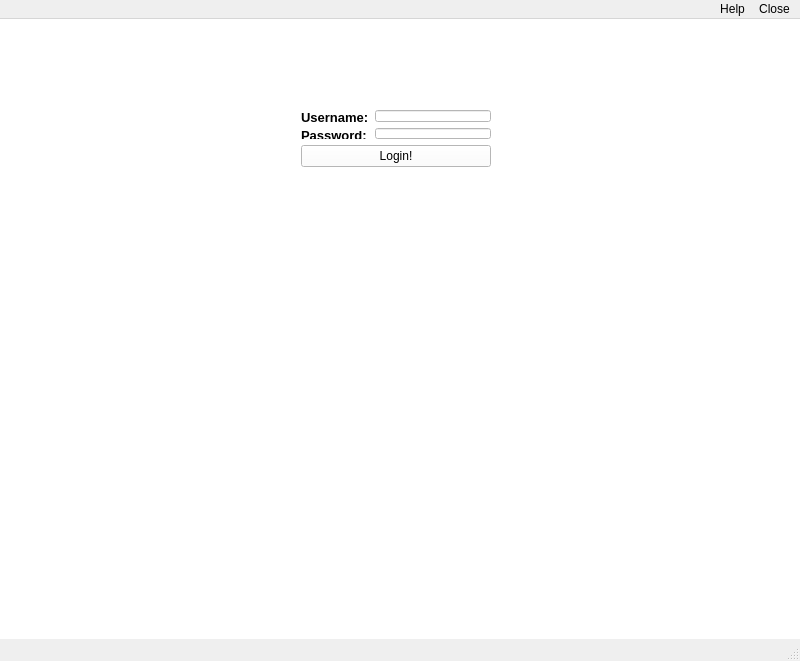
This is Project Code/AppleProject/mainwindow.ui in JRWu/DataAggregation as Qt 5 draws it before an edit. The edited form follows.
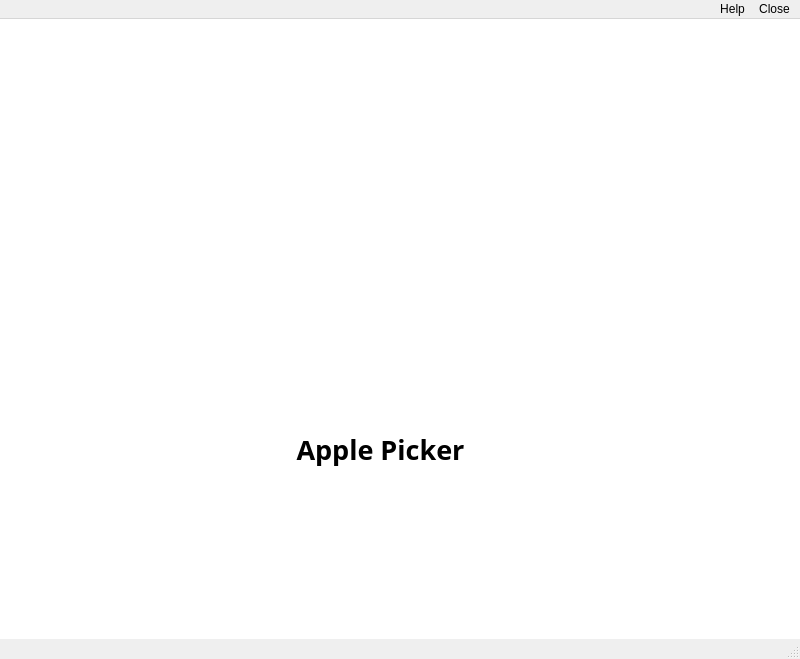
This is the edited form. Icons and pictures are not drawn.

Diff of the .ui file:
```diff
--- a/Project Code/AppleProject/mainwindow.ui
+++ b/Project Code/AppleProject/mainwindow.ui
@@ -2,6 +2,14 @@
 <ui version="4.0">
  <class>MainWindow</class>
  <widget class="QMainWindow" name="MainWindow">
+  <property name="geometry">
+   <rect>
+    <x>0</x>
+    <y>0</y>
+    <width>800</width>
+    <height>659</height>
+   </rect>
+  </property>
   <property name="minimumSize">
    <size>
     <width>800</width>
@@ -442,41 +450,50 @@
    <widget class="QWidget" name="layoutWidget">
     <property name="geometry">
      <rect>
-      <x>290</x>
-      <y>80</y>
-      <width>212</width>
-      <height>79</height>
+      <x>210</x>
+      <y>110</y>
+      <width>341</width>
+      <height>354</height>
      </rect>
     </property>
     <layout class="QVBoxLayout" name="verticalLayout">
      <item>
-      <layout class="QGridLayout" name="gridLayout">
-       <item row="0" column="0">
-        <widget class="QLabel" name="username_label">
-         <property name="text">
-          <string>&lt;html&gt;&lt;head/&gt;&lt;body&gt;&lt;p&gt;&lt;span style=&quot; font-size:10pt; font-weight:600;&quot;&gt;Username:&lt;/span&gt;&lt;/p&gt;&lt;/body&gt;&lt;/html&gt;</string>
-         </property>
-        </widget>
-       </item>
-       <item row="1" column="0">
-        <widget class="QLabel" name="password_label">
-         <property name="text">
-          <string>&lt;html&gt;&lt;head/&gt;&lt;body&gt;&lt;p&gt;&lt;span style=&quot; font-size:10pt; font-weight:600;&quot;&gt;Password:&lt;/span&gt;&lt;/p&gt;&lt;/body&gt;&lt;/html&gt;</string>
-         </property>
-        </widget>
-       </item>
-       <item row="0" column="1">
-        <widget class="QLineEdit" name="username_box"/>
-       </item>
-       <item row="1" column="1">
-        <widget class="QLineEdit" name="password_box"/>
-       </item>
-      </layout>
+      <widget class="QLabel" name="logo_lbl">
+       <property name="minimumSize">
+        <size>
+         <width>300</width>
+         <height>300</height>
+        </size>
+       </property>
+       <property name="text">
+        <string/>
+       </property>
+       <property name="pixmap">
+        <pixmap>apple.jpg</pixmap>
+       </property>
+       <property name="scaledContents">
+        <bool>true</bool>
+       </property>
+       <property name="alignment">
+        <set>Qt::AlignCenter</set>
+       </property>
+      </widget>
      </item>
      <item>
-      <widget class="QPushButton" name="login_btn">
+      <widget class="QPushButton" name="open_program">
+       <property name="font">
+        <font>
+         <family>Arial Black</family>
+         <pointsize>20</pointsize>
+         <weight>75</weight>
+         <bold>true</bold>
+        </font>
+       </property>
        <property name="text">
-        <string>Login!</string>
+        <string>Apple Picker</string>
+       </property>
+       <property name="flat">
+        <bool>true</bool>
        </property>
       </widget>
      </item>
```
Left out of the diff: 2 changed lines with no effect on the pictures.
